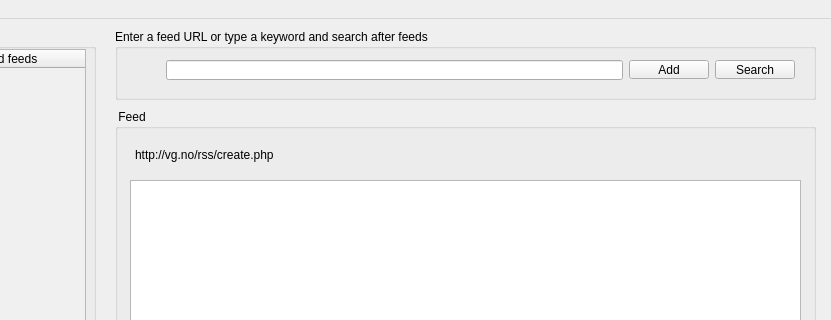
This is mainwindow.ui in henriwi/rssreader as Qt 5 draws it before an edit; both pictures show x 225 to 1056 and y 0 to 320 of the 1056 by 662 pixel window. The edited form follows.
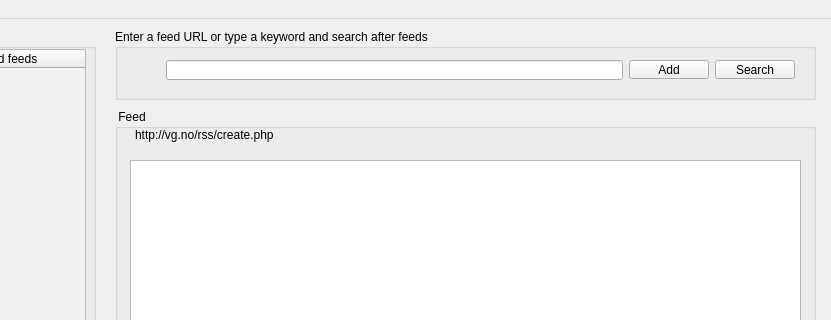
This is the edited form.

Commit message: Gjort litt endringer på font på labelen som vises over feeden

The edit to the form file:
```diff
--- a/mainwindow.ui
+++ b/mainwindow.ui
@@ -30,9 +30,9 @@
      <property name="geometry">
       <rect>
        <x>15</x>
-       <y>71</y>
+       <y>51</y>
        <width>671</width>
-       <height>431</height>
+       <height>451</height>
       </rect>
      </property>
      <property name="toolTip">
@@ -43,7 +43,7 @@
      <property name="geometry">
       <rect>
        <x>20</x>
-       <y>30</y>
+       <y>10</y>
        <width>461</width>
        <height>31</height>
       </rect>
```
Left out of the diff: 9 changed lines with no effect on the pictures.
